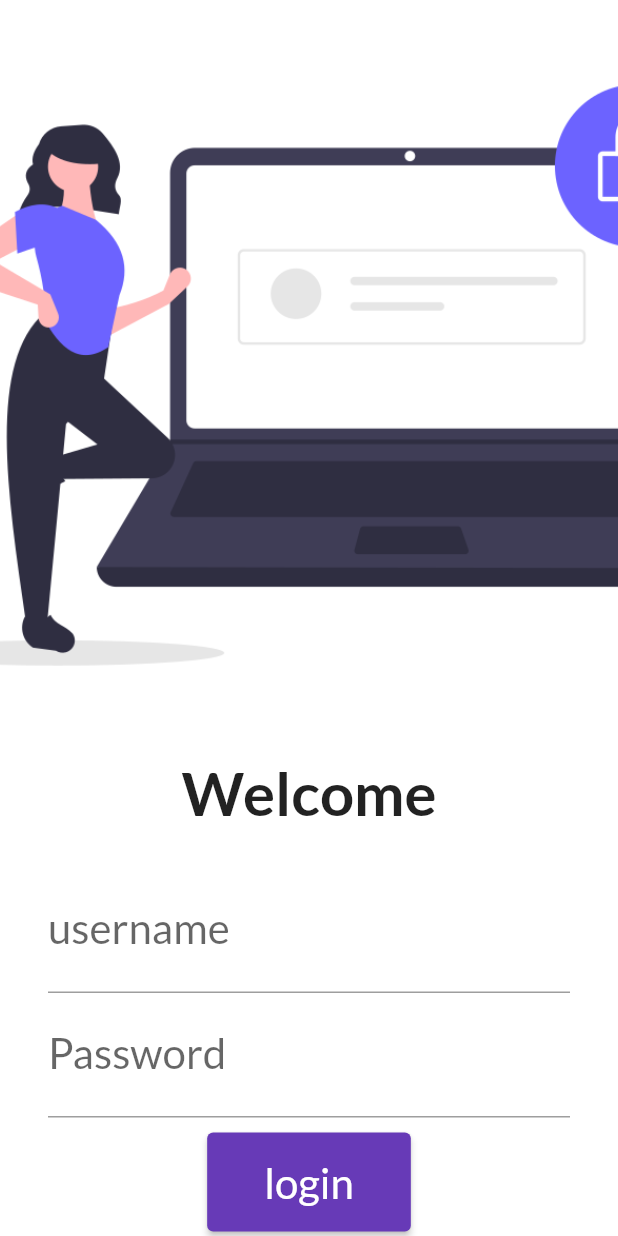
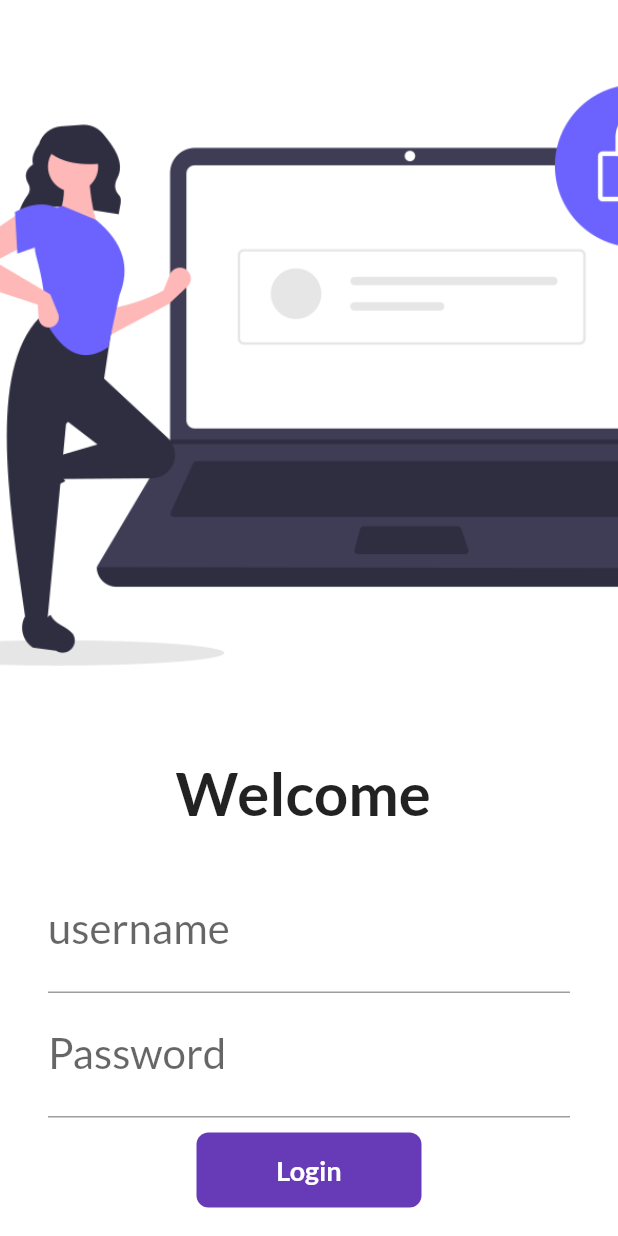
Before and after one commit to sameerdata/flutter-work, a Flutter app: the screen it shows after launch, on a phone screen of 412 x 824 dp. Run offline on Flutter 3.47's test engine with Material 2 defaults, Android fonts, the phone set to English and light mode, and no system bars; our stand-ins replace google_fonts.

Commit message:
day6 completed again

```diff
--- a/lib/Pages/Home_page.dart
+++ b/lib/Pages/Home_page.dart
@@ -1,5 +1,8 @@
+// ignore_for_file: file_names, must_be_immutable
+
 import 'package:flutter/material.dart';
 
+// ignore: use_key_in_widget_constructors
 class HomePage extends StatelessWidget {
   final days = 3;
   String name = "Muhammad sameer";
@@ -9,17 +12,18 @@ class HomePage extends StatelessWidget {
   Widget build(BuildContext context) {
     return Scaffold(
       appBar: AppBar(
-        title: Text("menu"),
+        title: const Text("menu"),
       ),
       body: Center(
+        // ignore: avoid_unnecessary_containers
         child: Container(
           child: Text(
             "welcome to $days day of flutter my name is $name ",
-            style: TextStyle(fontSize: 25, fontWeight: FontWeight.w900),
+            style: const TextStyle(fontSize: 25, fontWeight: FontWeight.w900),
           ),
         ),
       ),
-      drawer: Drawer(),
+      drawer: const Drawer(),
     );
   }
 }
--- a/lib/Pages/Login_Page.dart
+++ b/lib/Pages/Login_Page.dart
@@ -1,9 +1,19 @@
+// ignore_for_file: file_names, prefer_const_constructors, duplicate_ignore
+
 import 'package:flutter/material.dart';
 import 'package:mynotes/Pages/utils/routes.dart';
 
-class Loginpage extends StatelessWidget {
+class Loginpage extends StatefulWidget {
   const Loginpage({Key? key}) : super(key: key);
 
+  @override
+  State<Loginpage> createState() => _LoginpageState();
+}
+
+String name = "";
+bool changedbtn = false;
+
+class _LoginpageState extends State<Loginpage> {
   @override
   Widget build(BuildContext context) {
     return Material(
@@ -16,14 +26,14 @@ class Loginpage extends StatelessWidget {
               fit: BoxFit.cover,
               height: 500,
             ),
-            SizedBox(
+            const SizedBox(
               height: 5.0,
             ),
             Text(
-              "Welcome",
+              "Welcome $name",
               style: TextStyle(fontSize: 40, fontWeight: FontWeight.bold),
             ),
-            SizedBox(
+            const SizedBox(
               height: 10.0,
             ),
             Padding(
@@ -33,34 +43,74 @@ class Loginpage extends StatelessWidget {
                   TextFormField(
                     decoration: InputDecoration(
                         hintText: "Enter Username", labelText: "username"),
-                    style: TextStyle(fontSize: 28),
+                    onChanged: (value) {
+                      name = value;
+                      setState(() {});
+                    },
+                    style: const TextStyle(fontSize: 28),
                   ),
                   TextFormField(
                     obscureText: true,
-                    decoration: InputDecoration(
+                    decoration: const InputDecoration(
                       hintText: "Enter Password ",
                       labelText: "Password",
                     ),
-                    style: TextStyle(fontSize: 28),
+                    style: const TextStyle(fontSize: 28),
                   ),
-                  SizedBox(
+                  const SizedBox(
                     height: 10.0,
                   ),
-                  ElevatedButton(
-                    onPressed: () {
-                      Navigator.pushNamed(context, MyRoutes.Homeroutes);
-                      print("hello ji");
-                    },
-                    child: Text(
-                      "login",
-                      style: TextStyle(
-                        fontSize: 28,
-                      ),
-                    ),
-                    style: TextButton.styleFrom(
-                        padding: const EdgeInsets.symmetric(
-                            vertical: 16, horizontal: 38)),
-                  )
+                  InkWell(
+                      onTap: () async {
+                        setState(() {
+                          changedbtn = true;
+                        });
+                        await Future.delayed((Duration(seconds: 2)));
+                        Navigator.pushNamed(context, MyRoutes.Homeroutes);
+                      },
+                      child: AnimatedContainer(
+                        duration: Duration(seconds: 2),
+                        width: changedbtn ? 50 : 150,
+                        alignment: Alignment.center,
+                        height: 50,
+                        // ignore: sort_child_properties_last
+                        child: changedbtn
+                            ? Icon(
+                                Icons.done,
+                                color: Colors.white,
+                              )
+                            : Text(
+                                "Login",
+                                style: TextStyle(
+                                    color: Colors.white,
+                                    fontWeight: FontWeight.bold,
+                                    fontSize: 18),
+                              ),
+                        decoration: BoxDecoration(
+                            color:
+                                changedbtn ? Colors.white : Colors.deepPurple,
+                            borderRadius:
+                                BorderRadius.circular(changedbtn ? 50 : 8)),
+                        // color: Colors.deepPurple,
+                      ))
+
+                  //ElevatedButton(
+                  // onPressed: () {
+                  //   Navigator.pushNamed(context, MyRoutes.Homeroutes);
+                  //   // ignore: avoid_print
+                  //   print("hello ji");
+                  // },
+                  // style: TextButton.styleFrom(
+                  //     padding: const EdgeInsets.symmetric(
+                  //         vertical: 16, horizontal: 38)),
+                  // // ignore: prefer_const_constructors
+                  // child: Text(
+                  //   "login",
+                  //   style: const TextStyle(
+                  //     fontSize: 28,
+                  //   ),
+                  // ),
+                  //           )
                 ],
               ),
             )
--- a/lib/Pages/utils/routes.dart
+++ b/lib/Pages/utils/routes.dart
@@ -1,3 +1,5 @@
+// ignore_for_file: non_constant_identifier_names
+
 class MyRoutes {
   static String LoginRoute = "/login";
   static String Homeroutes = "/home";
--- a/lib/main.dart
+++ b/lib/main.dart
@@ -5,7 +5,7 @@ import 'package:google_fonts/google_fonts.dart';
 import 'package:mynotes/Pages/utils/routes.dart';
 
 void main() {
-  runApp(MyApp());
+  runApp(const MyApp());
 }
 
 class MyApp extends StatelessWidget {
@@ -23,9 +23,9 @@ class MyApp extends StatelessWidget {
           ThemeData(brightness: Brightness.dark, primarySwatch: Colors.brown),
       initialRoute: "/",
       routes: {
-        "/": (context) => Loginpage(),
+        "/": (context) => const Loginpage(),
         MyRoutes.Homeroutes: (context) => HomePage(),
-        MyRoutes.LoginRoute: (context) => Loginpage()
+        MyRoutes.LoginRoute: (context) => const Loginpage()
       },
     );
   }
```
